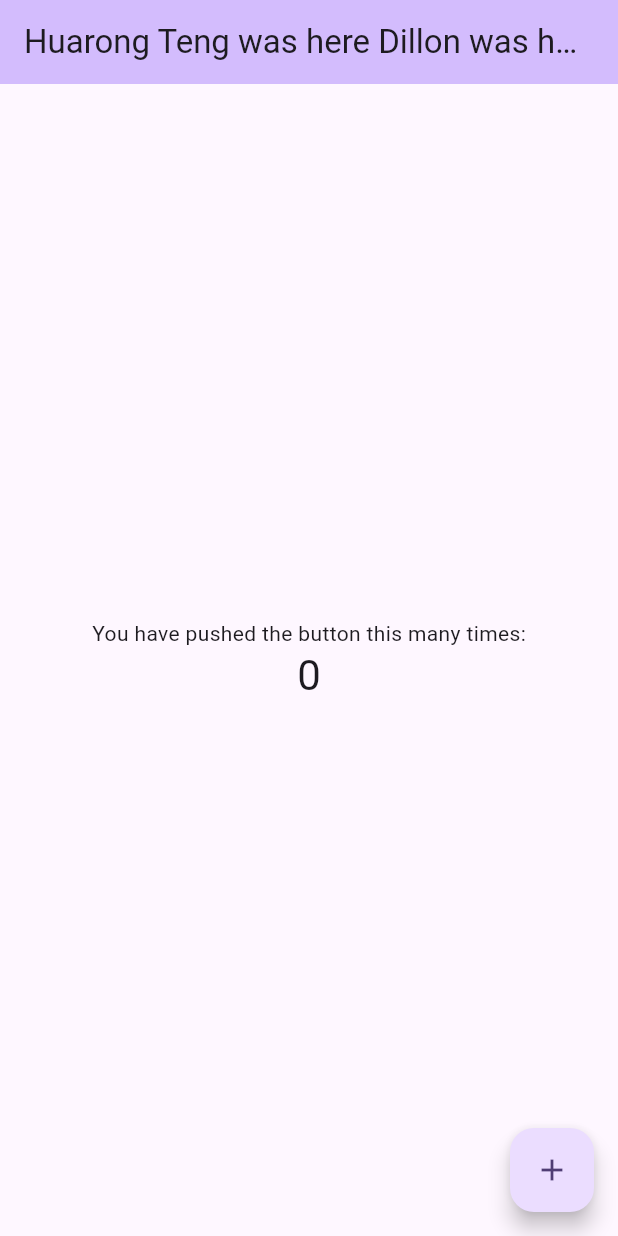
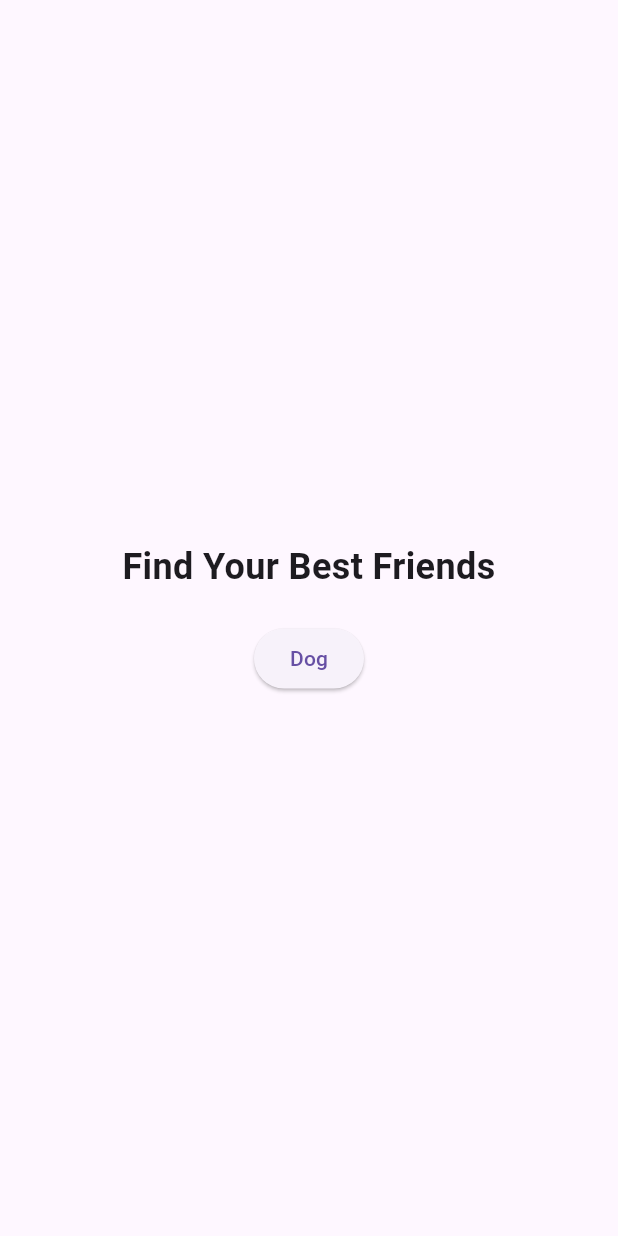
Before and after one commit to DillonSummers/flutter_application_14, a Flutter app: the screen it shows after launch, on a phone screen of 412 x 824 dp. Run offline on Flutter 3.47's test engine with Material 3 defaults, Android fonts, the phone set to English and light mode, and no system bars.

Commit message:
initial create two pages and theme

```diff
--- a/lib/main.dart
+++ b/lib/main.dart
@@ -1,125 +1,108 @@
 import 'package:flutter/material.dart';
 
 void main() {
-  runApp(const MyApp());
+  runApp(const MaterialApp(title: 'DoggieHome', home: HomeScreen()));
 }
 
-class MyApp extends StatelessWidget {
-  const MyApp({super.key});
+class HomeScreen extends StatelessWidget {
+  const HomeScreen({super.key});
 
-  // This widget is the root of your application.
   @override
   Widget build(BuildContext context) {
-    return MaterialApp(
-      title: 'Flutter Demo',
-      theme: ThemeData(
-        // This is the theme of your application.
-        //
-        // TRY THIS: Try running your application with "flutter run". You'll see
-        // the application has a purple toolbar. Then, without quitting the app,
-        // try changing the seedColor in the colorScheme below to Colors.green
-        // and then invoke "hot reload" (save your changes or press the "hot
-        // reload" button in a Flutter-supported IDE, or press "r" if you used
-        // the command line to start the app).
-        //
-        // Notice that the counter didn't reset back to zero; the application
-        // state is not lost during the reload. To reset the state, use hot
-        // restart instead.
-        //
-        // This works for code too, not just values: Most code changes can be
-        // tested with just a hot reload.
-        colorScheme: ColorScheme.fromSeed(seedColor: Colors.deepPurple),
-        useMaterial3: true,
+    return Scaffold(
+       body: Center(
+        child: Column(
+        mainAxisAlignment: MainAxisAlignment.center, // Centers content vertically
+        children: const [
+          Text(
+            'Find Your Best Friends',
+            style: TextStyle(fontSize: 24, fontWeight: FontWeight.bold),
+            textAlign: TextAlign.center, // Ensures text is centered
+          ),
+          SizedBox(height: 20), // Adds some spacing
+          SelectionButton(), // Your button
+        ],
       ),
-      home: const MyHomePage(title: 'Huarong Teng was here Dillon was here'),
+      ),
     );
   }
 }
 
-class MyHomePage extends StatefulWidget {
-  const MyHomePage({super.key, required this.title});
-
-  // This widget is the home page of your application. It is stateful, meaning
-  // that it has a State object (defined below) that contains fields that affect
-  // how it looks.
-
-  // This class is the configuration for the state. It holds the values (in this
-  // case the title) provided by the parent (in this case the App widget) and
-  // used by the build method of the State. Fields in a Widget subclass are
-  // always marked "final".
-
-  final String title;
+class SelectionButton extends StatefulWidget {
+  const SelectionButton({super.key});
 
   @override
-  State<MyHomePage> createState() => _MyHomePageState();
+  State<SelectionButton> createState() => _SelectionButtonState();
 }
 
-class _MyHomePageState extends State<MyHomePage> {
-  int _counter = 0;
+class _SelectionButtonState extends State<SelectionButton> {
+  @override
+  Widget build(BuildContext context) {
+    return ElevatedButton(
+      onPressed: () {
+        _navigateAndDisplaySelection(context);
+      },
+      child: const Text('Dog'),
+    );
+  }
 
-  void _incrementCounter() {
-    setState(() {
-      // This call to setState tells the Flutter framework that something has
-      // changed in this State, which causes it to rerun the build method below
-      // so that the display can reflect the updated values. If we changed
-      // _counter without calling setState(), then the build method would not be
-      // called again, and so nothing would appear to happen.
-      _counter++;
-    });
+  // A method that launches the SelectionScreen and awaits the result from
+  // Navigator.pop.
+  Future<void> _navigateAndDisplaySelection(BuildContext context) async {
+    // Navigator.push returns a Future that completes after calling
+    // Navigator.pop on the Selection Screen.
+    final result = await Navigator.push(
+      context,
+      MaterialPageRoute(builder: (context) => const SelectionScreen()),
+    );
+
+    // When a BuildContext is used from a StatefulWidget, the mounted property
+    // must be checked after an asynchronous gap.
+    if (!context.mounted) return;
+
+    // After the Selection Screen returns a result, hide any previous snackbars
+    // and show the new result.
+    ScaffoldMessenger.of(context)
+      ..removeCurrentSnackBar()
+      ..showSnackBar(SnackBar(content: Text('$result')));
   }
+
+}
+
+class SelectionScreen extends StatelessWidget {
+  const SelectionScreen({super.key});
 
   @override
   Widget build(BuildContext context) {
-    // This method is rerun every time setState is called, for instance as done
-    // by the _incrementCounter method above.
-    //
-    // The Flutter framework has been optimized to make rerunning build methods
-    // fast, so that you can just rebuild anything that needs updating rather
-    // than having to individually change instances of widgets.
     return Scaffold(
-      appBar: AppBar(
-        // TRY THIS: Try changing the color here to a specific color (to
-        // Colors.amber, perhaps?) and trigger a hot reload to see the AppBar
-        // change color while the other colors stay the same.
-        backgroundColor: Theme.of(context).colorScheme.inversePrimary,
-        // Here we take the value from the MyHomePage object that was created by
-        // the App.build method, and use it to set our appbar title.
-        title: Text(widget.title),
-      ),
+      appBar: AppBar(title: const Text('Pick an option')),
       body: Center(
-        // Center is a layout widget. It takes a single child and positions it
-        // in the middle of the parent.
         child: Column(
-          // Column is also a layout widget. It takes a list of children and
-          // arranges them vertically. By default, it sizes itself to fit its
-          // children horizontally, and tries to be as tall as its parent.
-          //
-          // Column has various properties to control how it sizes itself and
-          // how it positions its children. Here we use mainAxisAlignment to
-          // center the children vertically; the main axis here is the vertical
-          // axis because Columns are vertical (the cross axis would be
-          // horizontal).
-          //
-          // TRY THIS: Invoke "debug painting" (choose the "Toggle Debug Paint"
-          // action in the IDE, or press "p" in the console), to see the
-          // wireframe for each widget.
           mainAxisAlignment: MainAxisAlignment.center,
           children: <Widget>[
-            const Text(
-              'You have pushed the button this many times:',
+            Padding(
+              padding: const EdgeInsets.all(8),
+              child: ElevatedButton(
+                onPressed: () {
+                  // Close the screen and return "Yep!" as the result.
+                  Navigator.pop(context, 'Yep!');
+                },
+                child: const Text('Yep!'),
+              ),
             ),
-            Text(
-              '$_counter',
-              style: Theme.of(context).textTheme.headlineMedium,
+            Padding(
+              padding: const EdgeInsets.all(8),
+              child: ElevatedButton(
+                onPressed: () {
+                  // Close the screen and return "Nope." as the result.
+                  Navigator.pop(context, 'Nope.');
+                },
+                child: const Text('Nope.'),
+              ),
             ),
           ],
         ),
       ),
-      floatingActionButton: FloatingActionButton(
-        onPressed: _incrementCounter,
-        tooltip: 'Increment',
-        child: const Icon(Icons.add),
-      ), // This trailing comma makes auto-formatting nicer for build methods.
     );
   }
 }
```
